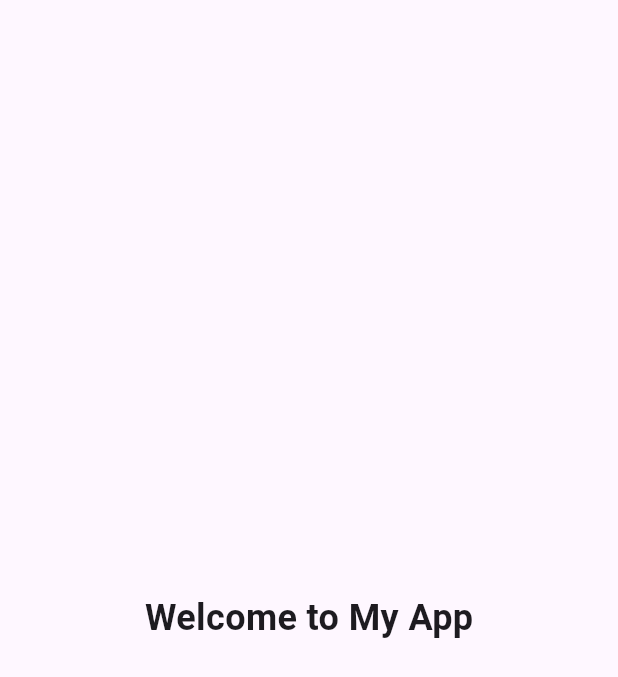
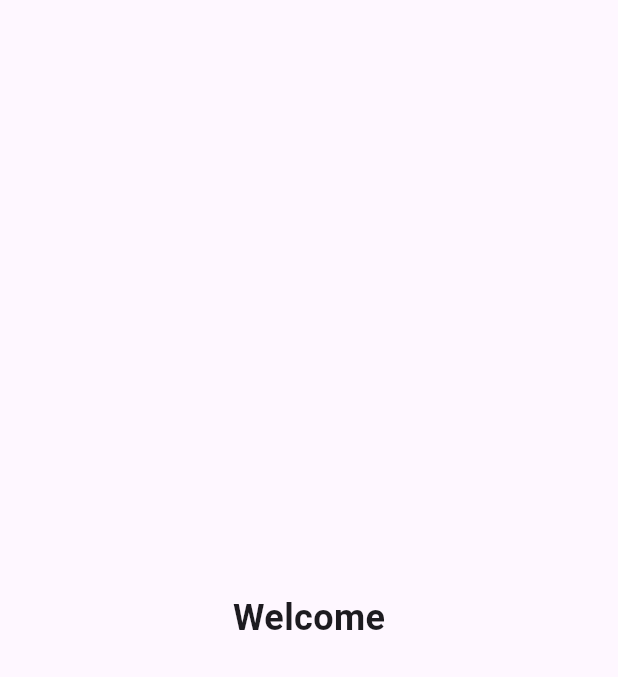
Before and after one commit to muhammedjefin216-ship-it/flutter_application_1, a Flutter app: the SplashScreen screen opened directly, on a phone screen of 412 x 824 dp. Shown: the top 677 px of the screen. Run offline on Flutter 3.47's test engine with Material 3 defaults, Android fonts, the phone set to English and light mode, and no system bars.

Commit message:
login-screen

```diff
--- a/lib/splash.dart
+++ b/lib/splash.dart
@@ -28,7 +28,7 @@ class _SplashScreenState extends State<SplashScreen> {
     return const Scaffold(
       body: Center(
         child: Text(
-          'Welcome to My App',
+          'Welcome',
           style: TextStyle(
             fontSize: 24,
             fontWeight: FontWeight.bold,
```
